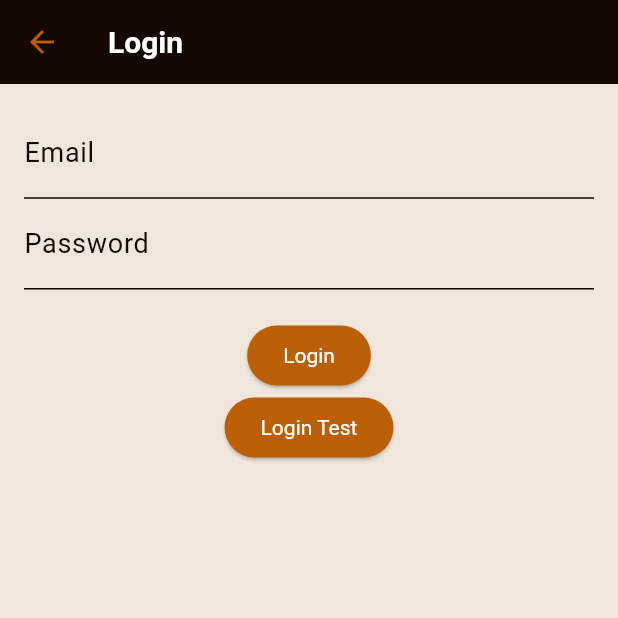
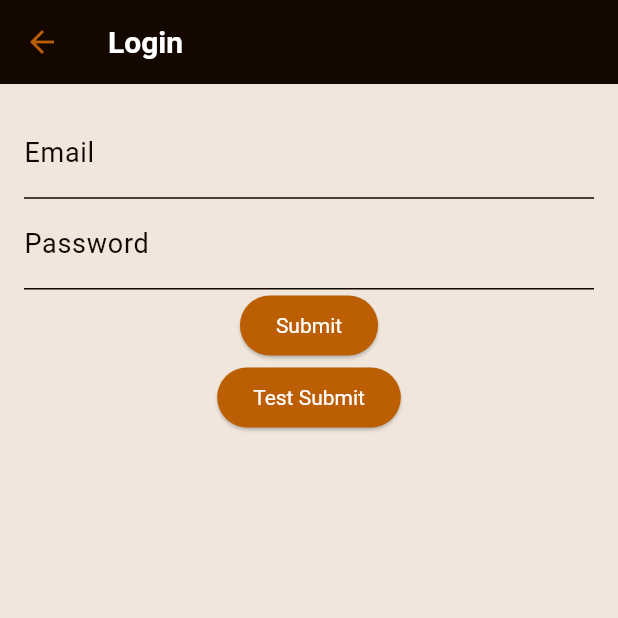
Before and after one commit to mrccodes/rlv2-flutter, a Flutter app: the LoginScreen screen opened by its route, on a phone screen of 412 x 824 dp, the top half of it. Run offline on Flutter 3.47's test engine with Material 3 defaults, Android fonts, the phone set to English and light mode, and no system bars; our stand-ins replace bloc, dio, flutter_dotenv, flutter_riverpod, flutter_secure_storage, logger; accounts and stored records are empty; generated files the repository leaves out were written again.

Commit message:
refactor cleanup

```diff
--- a/lib/app/app.dart
+++ b/lib/app/app.dart
@@ -24,10 +24,7 @@ class App extends ConsumerWidget {
       home: const LandingScreen(),
       routes: {
         '/login': (context) => const LoginScreen(),
-        '/dashboard': (context) =>
-            authState.isLoading // || userSessionContextState.isLoading
-                ? const SplashScreen()
-                : const DashboardScreen(),
+        '/dashboard': (context) => const DashboardScreen(),
       },
     );
   }
--- a/lib/features/auth/providers/user_context_provider.dart
+++ b/lib/features/auth/providers/user_context_provider.dart
@@ -4,6 +4,7 @@ import 'package:rlv2_flutter/features/auth/notifiers/auth_notifier.dart';
 import 'package:rlv2_flutter/features/auth/notifiers/user_context_notifier.dart';
 import 'package:rlv2_flutter/features/auth/providers/auth_provider.dart';
 import 'package:rlv2_flutter/features/auth/services/user_session_context_service.dart';
+import 'package:rlv2_flutter/utils/app_logger.dart';
 
 // provider
 final userSessionContextServiceProvider = Provider<UserSessionContextService>(
@@ -29,7 +30,9 @@ final userSessionListenerProvider = Provider<void>((ref) {
   ref.listen<AuthState>(authNotifierProvider, (previous, next) {
     final previousUserId = previous?.user?.id;
     final nextUserId = next.user?.id;
-
+    AppLogger.info('AuthState changed');
+    AppLogger.info('Previous user id: $previousUserId');
+    AppLogger.info('Next user id: $nextUserId');
     // Check if userId has changed
     if (previousUserId != nextUserId && nextUserId != null) {
       // Call loadUserSession with the new userId
--- a/lib/features/auth/screens/login_screen.dart
+++ b/lib/features/auth/screens/login_screen.dart
@@ -3,7 +3,7 @@ import 'package:flutter/material.dart';
 import 'package:flutter_riverpod/flutter_riverpod.dart';
 import 'package:rlv2_flutter/features/auth/providers/auth_provider.dart';
 import 'package:rlv2_flutter/features/auth/screens/splash_screen.dart';
-import 'package:rlv2_flutter/features/auth/providers/user_context_provider.dart';
+import 'package:rlv2_flutter/features/auth/widgets/login_form.dart';
 
 class LoginScreen extends ConsumerStatefulWidget {
   const LoginScreen({super.key});
@@ -13,97 +13,43 @@ class LoginScreen extends ConsumerStatefulWidget {
 }
 
 class LoginScreenState extends ConsumerState<LoginScreen> {
-  final _formKey = GlobalKey<FormState>();
-  String _email = '';
-  String _password = '';
-
-  Future<void> _submit() async {
-    if (_formKey.currentState!.validate()) {
-      _formKey.currentState!.save();
-      await ref.read(authNotifierProvider.notifier).login(_email, _password);
-      final authState = ref.read(authNotifierProvider);
-      if (authState.user != null) {
-        unawaited(ref
-            .read(userContextSessionNotifierProvider.notifier)
-            .loadUserSession(authState.user!.id));
-        if (mounted) {
-          unawaited(Navigator.pushReplacementNamed(context, '/dashboard'));
-        }
-      } else if (authState.error != null && mounted) {
-        _showError(authState.error!);
-      }
-    }
-  }
-
-  Future<void> _testSubmit() async {
-    _formKey.currentState!.save();
-    await ref
-        .read(authNotifierProvider.notifier)
-        .login('matt@matt.com', 'password123');
-    final authState = ref.read(authNotifierProvider);
-    if (authState.user != null) {
-      await ref
-          .read(userContextSessionNotifierProvider.notifier)
-          .loadUserSession(authState.user!.id);
-      if (mounted) {
-        unawaited(Navigator.pushReplacementNamed(context, '/dashboard'));
-      }
-    } else if (authState.error != null && mounted) {
-      _showError(authState.error!);
-    }
-  }
-
-  void _showError(String error) {
-    ScaffoldMessenger.of(context).showSnackBar(
-      SnackBar(content: Text(error)),
-    );
-  }
-
   @override
   Widget build(BuildContext context) {
     final authState = ref.watch(authNotifierProvider);
+
+
+    // Handle loading
+    if (authState.isLoading) {
+      return const SplashScreen();
+    }
+
+    // Handle successful login
+    if (authState.user != null) {
+      // Use WidgetsBinding to delay the navigation until after the build is done
+      WidgetsBinding.instance.addPostFrameCallback((_) {
+        Navigator.pushReplacementNamed(context, '/dashboard');
+      });
+      return const SplashScreen(); // Placeholder during navigation
+    }
+
+    // Handle login error
+    if (authState.error != null) {
+      // Use WidgetsBinding to show error after build completes
+      WidgetsBinding.instance.addPostFrameCallback((_) {
+        ScaffoldMessenger.of(context).showSnackBar(
+          SnackBar(content: Text(authState.error!)),
+        );
+      });
+    }
 
     return Scaffold(
       appBar: AppBar(
         title: const Text('Login'),
       ),
-      body: authState.isLoading
-          ? const SplashScreen()
-          : Padding(
-              padding: const EdgeInsets.all(16),
-              child: Form(
-                key: _formKey,
-                child: Column(
-                  children: [
-                    TextFormField(
-                      key: const ValueKey('emailField'),
-                      decoration: const InputDecoration(labelText: 'Email'),
-                      validator: (value) =>
-                          value!.isEmpty ? 'Please enter your email' : null,
-                      onSaved: (value) => _email = value!,
-                    ),
-                    TextFormField(
-                      key: const ValueKey('passwordField'),
-                      decoration: const InputDecoration(labelText: 'Password'),
-                      obscureText: true,
-                      validator: (value) =>
-                          value!.isEmpty ? 'Please enter your password' : null,
-                      onSaved: (value) => _password = value!,
-                    ),
-                    const SizedBox(height: 20),
-                    ElevatedButton(
-                      key: const ValueKey('submitButton'),
-                      onPressed: _submit,
-                      child: const Text('Login'),
-                    ),
-                    ElevatedButton(
-                      onPressed: _testSubmit,
-                      child: const Text('Login Test'),
-                    ),
-                  ],
-                ),
-              ),
-            ),
+      body: const Padding(
+        padding: EdgeInsets.all(16),
+        child: LoginForm(),
+      ),
     );
   }
 }
--- /dev/null
+++ b/lib/features/auth/widgets/login_form.dart
@@ -0,0 +1,71 @@
+import 'dart:async';
+import 'package:flutter/material.dart';
+import 'package:flutter_riverpod/flutter_riverpod.dart';
+import 'package:rlv2_flutter/features/auth/notifiers/auth_notifier.dart';
+import 'package:rlv2_flutter/features/auth/providers/auth_provider.dart';
+
+class LoginForm extends ConsumerStatefulWidget {
+  const LoginForm({super.key});
+
+  @override
+  LoginFormState createState() => LoginFormState();
+}
+
+class LoginFormState extends ConsumerState<LoginForm> {
+  final formKey = GlobalKey<FormState>();
+  String email = '';
+  String password = '';
+
+  Future<void> submit() async {
+    if (formKey.currentState!.validate()) {
+      formKey.currentState!.save();
+      await ref.read(authNotifierProvider.notifier).login(email, password);
+    }
+  }
+
+  Future<void> testSubmit() async {
+    formKey.currentState!.save();
+    await ref
+        .read(authNotifierProvider.notifier)
+        .login('matt@matt.com', 'password123');
+  }
+
+  @override
+  Widget build(BuildContext context) {
+    return Form(
+      key: formKey,
+      child: Column(
+        children: [
+          TextFormField(
+            decoration: const InputDecoration(labelText: 'Email'),
+            onSaved: (value) => email = value!,
+            validator: (value) {
+              if (value!.isEmpty) {
+                return 'Please enter your email';
+              }
+              return null;
+            },
+          ),
+          TextFormField(
+            decoration: const InputDecoration(labelText: 'Password'),
+            onSaved: (value) => password = value!,
+            validator: (value) {
+              if (value!.isEmpty) {
+                return 'Please enter your password';
+              }
+              return null;
+            },
+          ),
+          ElevatedButton(
+            onPressed: submit,
+            child: const Text('Submit'),
+          ),
+          ElevatedButton(
+            onPressed: testSubmit,
+            child: const Text('Test Submit'),
+          ),
+        ],
+      ),
+    );
+  }
+}
```
Also changed, not shown: lib/features/dashboard/dashboard_screen.dart (+3 -5 lines).
